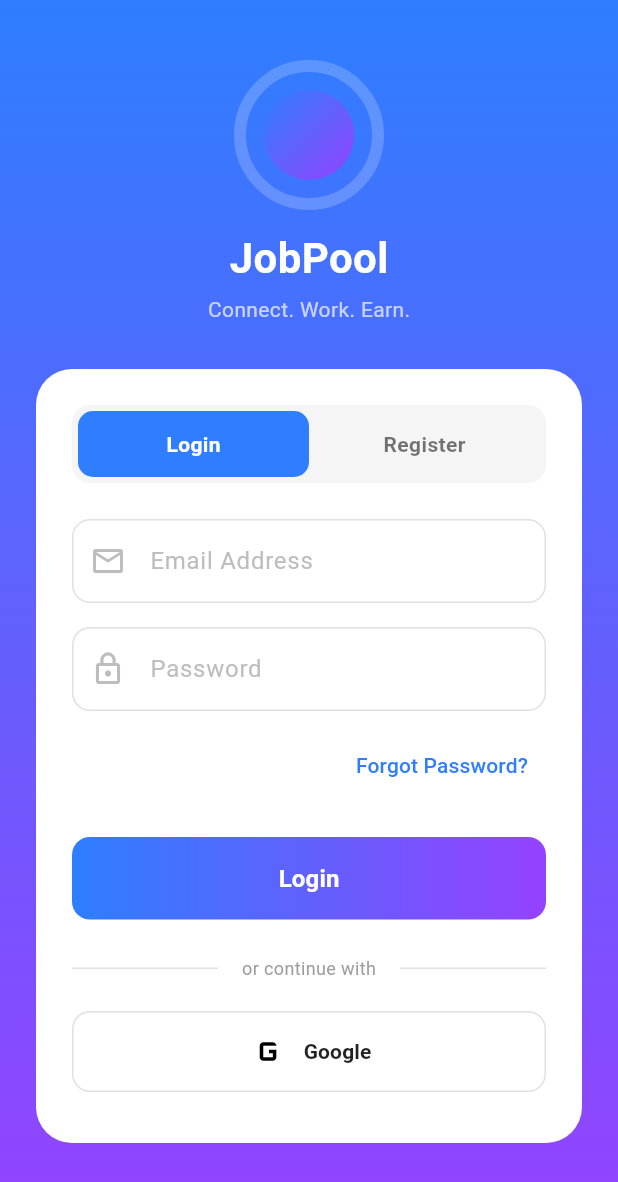
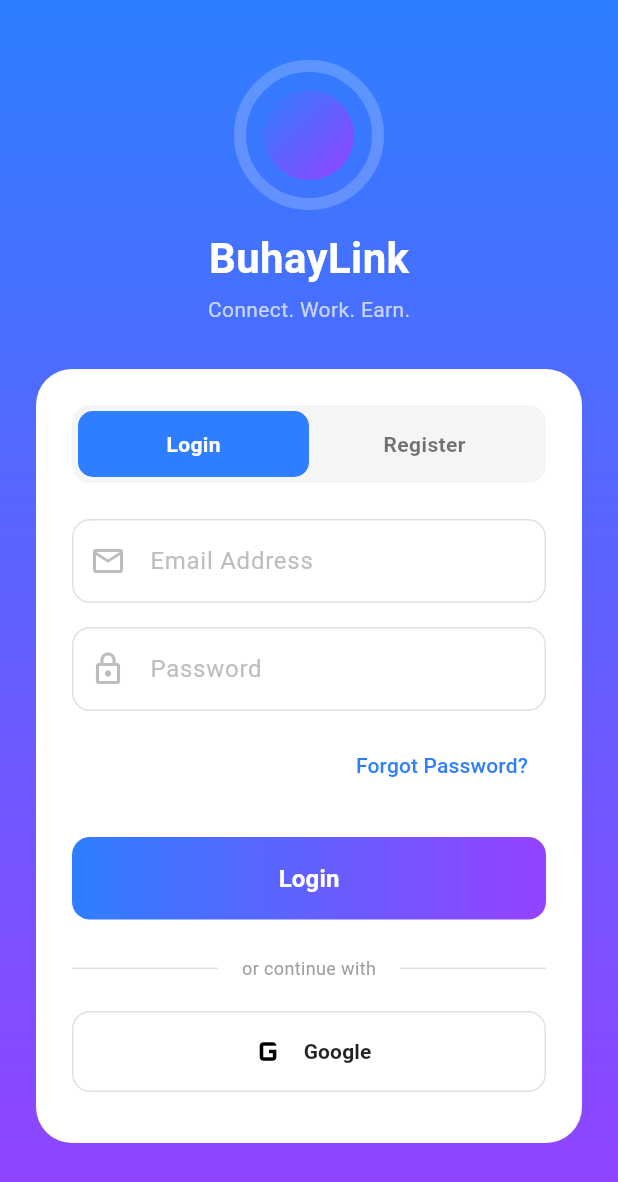
Before and after one commit to Nakauli/BuhayLink, a Flutter app: the screen it shows after launch, on a phone screen of 412 x 824 dp. Shown: the top 1182 px of the screen. Run offline on Flutter 3.47's test engine with Material 3 defaults, Android fonts, the light colour scheme and no system bars; our stand-ins replace cloud_firestore, firebase_auth, firebase_core, image_picker; accounts and stored records are empty.

Commit message:
UI: Update app name to BuhayLink

```diff
--- a/lib/features/auth/presentation/pages/login_page.dart
+++ b/lib/features/auth/presentation/pages/login_page.dart
@@ -1,7 +1,5 @@
 import 'package:flutter/material.dart';
 import '../../data/auth_service.dart';
-import 'package:buhay_link/features/home/presentation/pages/dashboard_page.dart';
-
 
 class LoginPage extends StatefulWidget {
   const LoginPage({super.key});
@@ -12,10 +10,10 @@
 
 class _LoginPageState extends State<LoginPage> {
   // --- CONTROLLERS ---
-  final TextEditingController _fullNameController = TextEditingController(); // For "Full Name"
+  final TextEditingController _fullNameController = TextEditingController();
   final TextEditingController _emailController = TextEditingController();
-  final TextEditingController _phoneController = TextEditingController();    // For "Mobile Number"
   final TextEditingController _passwordController = TextEditingController();
+  final TextEditingController _phoneController = TextEditingController();
 
   // --- STATE ---
   bool isLogin = true;
@@ -28,15 +26,11 @@
 
     try {
       if (isLogin) {
-        // --- LOGIN: Email & Password ---
         await _authService.signIn(
           email: _emailController.text.trim(),
           password: _passwordController.text.trim(),
         );
       } else {
-        // --- REGISTER: Email, Password, Name (and Phone if you add it to DB later) ---
-        // Note: Currently AuthService only accepts username/email/pass.
-        // We pass "Full Name" as the username.
         await _authService.signUp(
           username: _fullNameController.text.trim(),
           email: _emailController.text.trim(),
@@ -50,19 +44,11 @@
         );
       }
     } catch (e) {
-      // If successful, navigate to Dashboard
       if (mounted) {
-        // 1. Show success message
         ScaffoldMessenger.of(context).showSnackBar(
-        const SnackBar(content: Text("Success! Welcome.")),
-    );
-
-  // 2. NAVIGATE TO DASHBOARD!
-  Navigator.pushReplacement(
-    context,
-    MaterialPageRoute(builder: (_) => const DashboardPage())
-  );
-}
+          SnackBar(content: Text(e.toString()), backgroundColor: Colors.red),
+        );
+      }
     } finally {
       if (mounted) setState(() => isLoading = false);
     }
@@ -79,8 +65,8 @@
             begin: Alignment.topCenter,
             end: Alignment.bottomCenter,
             colors: [
-              Color(0xFF2E7EFF), // Blue (Top)
-              Color(0xFF9542FF), // Purple (Bottom)
+              Color(0xFF2E7EFF), // Top Blue
+              Color(0xFF9542FF), // Bottom Purple
             ],
           ),
         ),
@@ -111,7 +97,9 @@
                   ),
                 ),
                 const SizedBox(height: 12),
-                const Text("JobPool", style: TextStyle(fontSize: 28, fontWeight: FontWeight.bold, color: Colors.white)),
+
+                // --- APP NAME UPDATED HERE ---
+                const Text("BuhayLink", style: TextStyle(fontSize: 28, fontWeight: FontWeight.bold, color: Colors.white)),
                 const SizedBox(height: 4),
                 const Text("Connect. Work. Earn.", style: TextStyle(fontSize: 14, color: Colors.white70)),
                 const SizedBox(height: 30),
@@ -126,7 +114,7 @@
                   ),
                   child: Column(
                     children: [
-                      // 1. TABS
+                      // 1. TABS (Login / Register)
                       Container(
                         padding: const EdgeInsets.all(4),
                         decoration: BoxDecoration(color: Colors.grey[100], borderRadius: BorderRadius.circular(12)),
@@ -139,14 +127,14 @@
                       ),
                       const SizedBox(height: 24),
 
-                      // 2. FORM FIELDS
+                      // 2. INPUT FIELDS
                       if (isLogin) ...[
-                        // --- LOGIN PAGE ---
                         _buildTextField(_emailController, "Email Address", Icons.email_outlined),
                         const SizedBox(height: 16),
                         _buildTextField(_passwordController, "Password", Icons.lock_outline, isPassword: true),
 
                         const SizedBox(height: 12),
+
                         Align(
                           alignment: Alignment.centerRight,
                           child: TextButton(
@@ -155,12 +143,11 @@
                           ),
                         ),
                       ] else ...[
-                        // --- REGISTER PAGE ---
                         _buildTextField(_fullNameController, "Full Name", Icons.person_outline),
                         const SizedBox(height: 16),
                         _buildTextField(_emailController, "Email Address", Icons.email_outlined),
                         const SizedBox(height: 16),
-                        _buildTextField(_phoneController, "Mobile Number", Icons.phone_outlined), // Visual only for now
+                        _buildTextField(_phoneController, "Mobile Number", Icons.phone_outlined),
                         const SizedBox(height: 16),
                         _buildTextField(_passwordController, "Password", Icons.lock_outline, isPassword: true),
                       ],
@@ -185,7 +172,7 @@
                           child: isLoading
                             ? const CircularProgressIndicator(color: Colors.white)
                             : Text(
-                                isLogin ? "Login" : "Create Account", // Matches your screenshot text
+                                isLogin ? "Login" : "Create Account",
                                 style: const TextStyle(color: Colors.white, fontSize: 16, fontWeight: FontWeight.bold),
                               ),
                         ),
@@ -193,7 +180,7 @@
 
                       const SizedBox(height: 24),
 
-                      // 4. GOOGLE SECTION
+                      // 4. GOOGLE / DIVIDER
                       Row(
                         children: [
                           Expanded(child: Divider(color: Colors.grey[300])),
@@ -205,6 +192,7 @@
                         ],
                       ),
                       const SizedBox(height: 20),
+
                       OutlinedButton.icon(
                         onPressed: () {},
                         style: OutlinedButton.styleFrom(
@@ -213,7 +201,6 @@
                           shape: RoundedRectangleBorder(borderRadius: BorderRadius.circular(12)),
                           minimumSize: const Size(double.infinity, 50),
                         ),
-                        // Replace with Image.asset('assets/google_logo.png') for real logo
                         icon: const Icon(Icons.g_mobiledata, size: 30, color: Colors.black),
                         label: const Text("Google", style: TextStyle(color: Colors.black87, fontWeight: FontWeight.bold)),
                       ),
@@ -229,7 +216,7 @@
     );
   }
 
-  // --- HELPERS ---
+  // --- HELPER WIDGETS ---
   Widget _buildTab(String title, bool isLoginTab) {
     bool isActive = isLogin == isLoginTab;
     return Expanded(
@@ -237,7 +224,6 @@
         onTap: () {
           setState(() {
             isLogin = isLoginTab;
-            // Clear inputs when switching
             _emailController.clear();
             _passwordController.clear();
             _fullNameController.clear();
```
